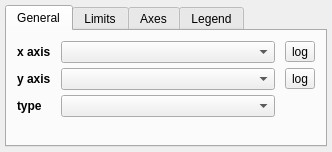
Above: glue/viewers/scatter/qt/options_widget.ui from glue-viz/glue before the change. Below: the same form after it.
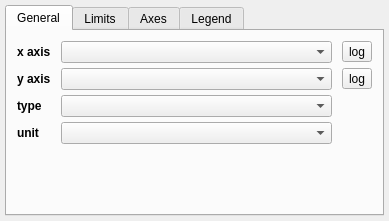
That is the form after the change. The open tabs and pages were chosen to show the change. Custom widgets are drawn as their Qt base class.

Commit message: Add support for degrees for the polar scatter plot. Change tick marks to display radian values when using radians. Restrict polar scatter plot to show the entire circle with a lower radial bound of zero.

The edit to the form file:
```diff
--- a/glue/viewers/scatter/qt/options_widget.ui
+++ b/glue/viewers/scatter/qt/options_widget.ui
@@ -6,8 +6,8 @@
    <rect>
     <x>0</x>
     <y>0</y>
-    <width>332</width>
-    <height>152</height>
+    <width>389</width>
+    <height>221</height>
    </rect>
   </property>
   <property name="windowTitle">
@@ -29,7 +29,7 @@
    <property name="verticalSpacing">
     <number>5</number>
    </property>
-   <item row="0" column="2">
+   <item row="0" column="0">
     <widget class="QTabWidget" name="tab_widget">
      <property name="tabPosition">
       <enum>QTabWidget::North</enum>
@@ -72,63 +72,30 @@
        <property name="verticalSpacing">
         <number>5</number>
        </property>
-       <item row="4" column="1">
-        <spacer name="verticalSpacer_2">
-         <property name="orientation">
-          <enum>Qt::Vertical</enum>
-         </property>
-         <property name="sizeHint" stdset="0">
-          <size>
-           <width>20</width>
-           <height>40</height>
-          </size>
-         </property>
-        </spacer>
-       </item>
-       <item row="0" column="0">
-        <widget class="QLabel" name="x_lab">
-         <property name="font">
-          <font>
-           <weight>75</weight>
-           <bold>true</bold>
-          </font>
-         </property>
-         <property name="text">
-          <string>x axis</string>
-         </property>
-        </widget>
-       </item>
-       <item row="1" column="0">
-        <widget class="QLabel" name="y_lab">
-         <property name="font">
-          <font>
-           <weight>75</weight>
-           <bold>true</bold>
-          </font>
-         </property>
-         <property name="text">
-          <string>y axis</string>
-         </property>
-        </widget>
-       </item>
-       <item row="1" column="1">
+       <item row="2" column="1">
         <widget class="QComboBox" name="combosel_y_att">
          <property name="sizeAdjustPolicy">
           <enum>QComboBox::AdjustToMinimumContentsLength</enum>
          </property>
         </widget>
        </item>
-       <item row="0" column="2">
-        <widget class="QToolButton" name="bool_x_log_">
-         <property name="text">
-          <string>log</string>
+       <item row="3" column="0">
+        <widget class="QLabel" name="type_lab">
+         <property name="font">
+          <font>
+           <weight>75</weight>
+           <bold>true</bold>
+          </font>
          </property>
-         <property name="checkable">
-          <bool>true</bool>
+         <property name="text">
+          <string>type</string>
          </property>
         </widget>
        </item>
        <item row="3" column="1">
+        <widget class="QComboBox" name="combosel_plot_mode"/>
+       </item>
+       <item row="5" column="1">
         <spacer name="horizontalSpacer">
          <property name="orientation">
           <enum>Qt::Horizontal</enum>
@@ -141,14 +108,7 @@
          </property>
         </spacer>
        </item>
-       <item row="0" column="1">
-        <widget class="QComboBox" name="combosel_x_att">
-         <property name="sizeAdjustPolicy">
-          <enum>QComboBox::AdjustToMinimumContentsLength</enum>
-         </property>
-        </widget>
-       </item>
-       <item row="1" column="2">
+       <item row="2" column="2">
         <widget class="QToolButton" name="bool_y_log_">
          <property name="text">
           <string>log</string>
@@ -158,8 +118,12 @@
          </property>
         </widget>
        </item>
-       <item row="2" column="1">
-        <widget class="QComboBox" name="combosel_plot_mode"/>
+       <item row="1" column="1">
+        <widget class="QComboBox" name="combosel_x_att">
+         <property name="sizeAdjustPolicy">
+          <enum>QComboBox::AdjustToMinimumContentsLength</enum>
+         </property>
+        </widget>
        </item>
        <item row="2" column="0">
         <widget class="QLabel" name="type_lab">
@@ -170,7 +134,53 @@
           </font>
          </property>
          <property name="text">
-          <string>type</string>
+          <string>y axis</string>
+         </property>
+        </widget>
+       </item>
+       <item row="1" column="2">
+        <widget class="QToolButton" name="bool_x_log_">
+         <property name="text">
+          <string>log</string>
+         </property>
+         <property name="checkable">
+          <bool>true</bool>
+         </property>
+        </widget>
+       </item>
+       <item row="6" column="1">
+        <spacer name="verticalSpacer_2">
+         <property name="orientation">
+          <enum>Qt::Vertical</enum>
+         </property>
+         <property name="sizeHint" stdset="0">
+          <size>
+           <width>20</width>
+           <height>40</height>
+          </size>
+         </property>
+        </spacer>
+       </item>
+       <item row="1" column="0">
+        <widget class="QLabel" name="x_lab">
+         <property name="font">
+          <font>
+           <weight>75</weight>
+           <bold>true</bold>
+          </font>
+         </property>
+         <property name="text">
+          <string>x axis</string>
+         </property>
+        </widget>
+       </item>
+       <item row="4" column="1">
+        <widget class="QComboBox" name="combosel_angle_unit"/>
+       </item>
+       <item row="4" column="0">
+        <widget class="QLabel" name="angle_unit_lab">
+         <property name="text">
+          <string>&lt;html&gt;&lt;head/&gt;&lt;body&gt;&lt;p&gt;&lt;span style=&quot; font-weight:600;&quot;&gt;unit&lt;/span&gt;&lt;/p&gt;&lt;/body&gt;&lt;/html&gt;</string>
          </property>
         </widget>
        </item>
```
Left out of the diff: 4 changed lines with no effect on the pictures. The commit also changes 6 other files.
